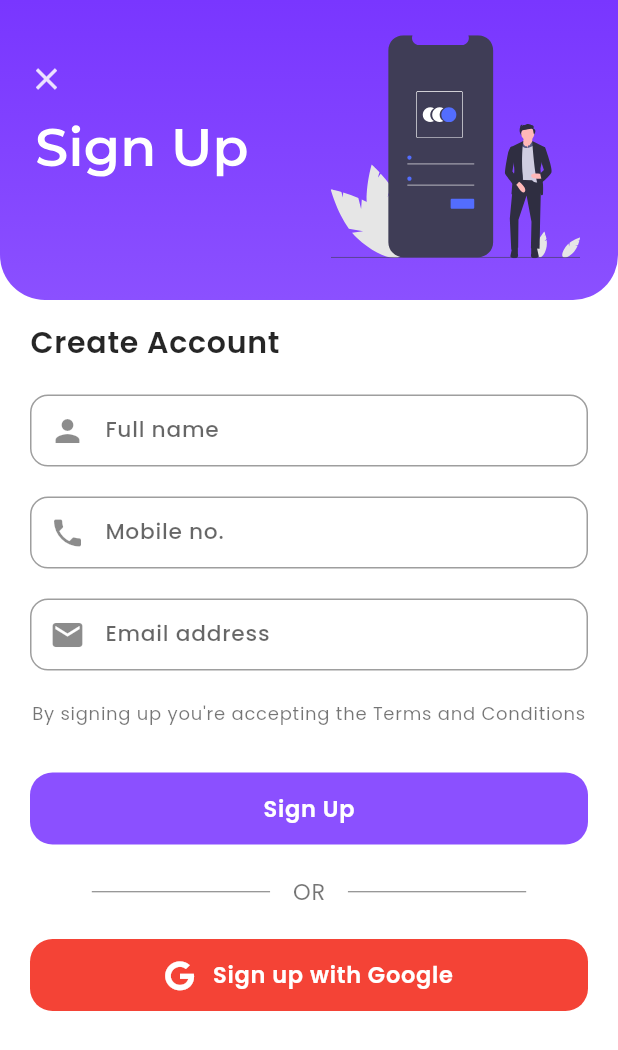
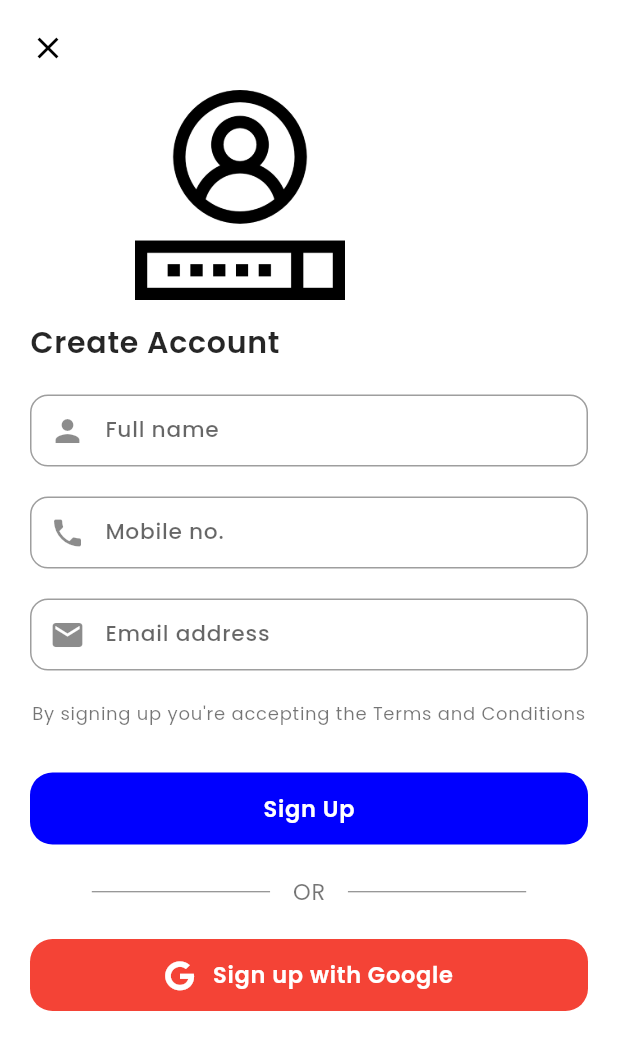
Before and after one commit to ashut08/colllege_project_grocery_store, a Flutter app: the screen it shows after launch, after a tap on "Sign In", after a tap on "Sign Up", on a phone screen of 412 x 824 dp. Shown: the top 1050 px of the screen. Run offline on Flutter 3.47's test engine with Material 2 defaults, Android fonts, the phone set to English and light mode, and no system bars; our stand-ins replace bloc, carousel_pro, carousel_slider, cloud_firestore, extended_image, firebase_auth and 19 more; missing offline and left inert: dart:ffi, flutter_email_sender, flutter_share, razorpay_flutter, stripe_payment; accounts and stored records are empty.

```diff
--- a/lib/main.dart
+++ b/lib/main.dart
@@ -195,7 +195,7 @@ class MyApp extends StatelessWidget {
       theme: ThemeData(
         primarySwatch: Colors.blue,
         primaryColorDark: Color(0xFF7936ff),
-        primaryColor: Color(0xFF8b50ff),
+        primaryColor: Color(0xFF0000FF),
         accentColor: Colors.pink,
         backgroundColor: Colors.white,
         canvasColor: Colors.white,
--- a/lib/screens/sign_in_screen.dart
+++ b/lib/screens/sign_in_screen.dart
@@ -129,25 +129,10 @@ class _SignInScreenState extends State<SignInScreen> {
         child: Column(
           children: <Widget>[
             Container(
-              height: 200.0,
-              width: size.width,
-              decoration: BoxDecoration(
-                gradient: LinearGradient(
-                  begin: Alignment.topCenter,
-                  end: Alignment.bottomCenter,
-                  colors: [
-                    Theme.of(context).primaryColorDark,
-                    Theme.of(context).primaryColor,
-                  ],
-                ),
-                borderRadius: BorderRadius.only(
-                  bottomRight: Radius.circular(30.0),
-                  bottomLeft: Radius.circular(30.0),
-                ),
-              ),
-              child: SvgPicture.asset(
-                'assets/banners/signin_top.svg',
-                fit: BoxFit.fitWidth,
+              padding: EdgeInsets.only(top: 40),
+              height: 200,
+              child: Image.asset(
+                'assets/icons/login.png',
               ),
             ),
             Container(
--- a/lib/screens/sign_up_screen.dart
+++ b/lib/screens/sign_up_screen.dart
@@ -143,34 +143,14 @@ class _SignUpScreenState extends State<SignUpScreen> {
         physics: NeverScrollableScrollPhysics(),
         child: Column(
           children: <Widget>[
+            Stack(
+              children: <Widget>[
                 Container(
-              height: 200.0,
-              width: size.width,
-              decoration: BoxDecoration(
-                gradient: LinearGradient(
-                  begin: Alignment.topCenter,
-                  end: Alignment.bottomCenter,
-                  colors: [
-                    Theme.of(context).primaryColorDark,
-                    Theme.of(context).primaryColor,
-                  ],
-                ),
-                borderRadius: BorderRadius.only(
-                  bottomRight: Radius.circular(30.0),
-                  bottomLeft: Radius.circular(30.0),
-                ),
-              ),
-              child: Stack(
-                children: <Widget>[
-                  SvgPicture.asset(
-                    'assets/banners/signup_top.svg',
-                    fit: BoxFit.fitWidth,
-                  ),
-                  Positioned(
-                    left: 12.0,
-                    top: 35.0,
-                    child: ClipRRect(
-                      borderRadius: BorderRadius.circular(50.0),
+                    height: 200,
+                    padding: EdgeInsets.only(top: 60, left: 90),
+                    child: Image.asset("assets/icons/login.png")),
+                Align(
+                  alignment: Alignment.topLeft,
                   child: Material(
                     color: Colors.transparent,
                     child: InkWell(
@@ -184,9 +164,11 @@ class _SignUpScreenState extends State<SignUpScreen> {
                         ),
                         width: 38.0,
                         height: 35.0,
+                        child: Padding(
+                          padding: const EdgeInsets.all(20.0),
                           child: Icon(
                             Icons.close,
-                              color: Colors.white.withOpacity(0.85),
+                            color: Colors.black,
                             size: 24.0,
                           ),
                         ),
@@ -195,7 +177,6 @@ class _SignUpScreenState extends State<SignUpScreen> {
                   ),
                 ),
               ],
-              ),
             ),
             Container(
               height: size.height - 200.0,
```
Also changed, not shown: assets/icons/login.png (added), 13 other files. Lines whose indentation alone changed are shown as unchanged.
